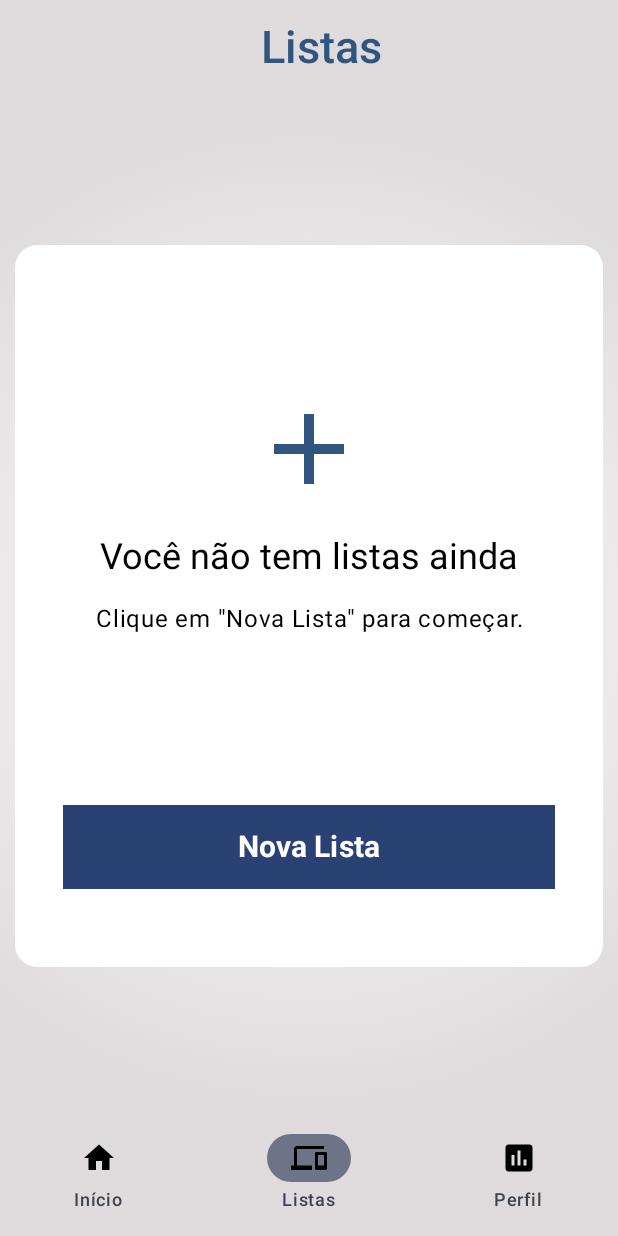
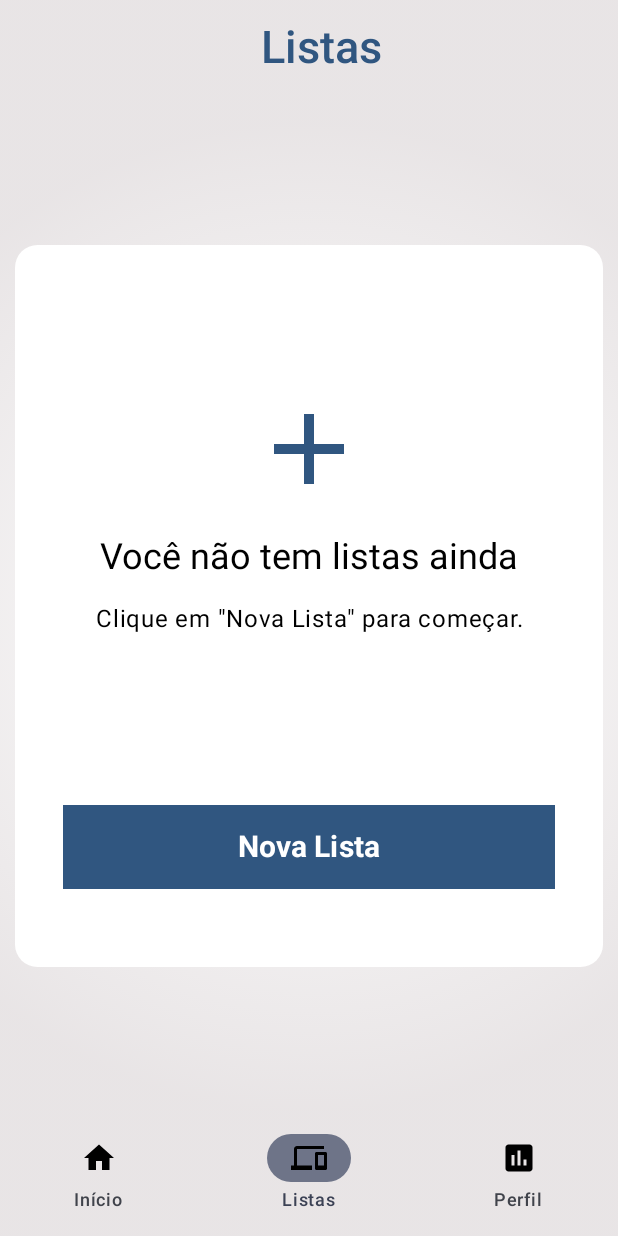
Before and after one commit to bitlabbr/feiratool, an Android app built with Jetpack Compose: the screen it shows after launch (MainActivity), item 2 of the bottom bar chosen, on a phone screen of 412 x 824 dp. Run offline under Robolectric (Android 15) with nearby library versions, the phone set to English and light mode, and no system bars; our stand-ins replace Room's generated code; 1 statement that could not run was skipped.

Commit message:
Fix colors on ListCard on ListScreen

```diff
--- a/app/src/main/java/com/recife/bill/feiratool/view/ui/components/Graphics.kt
+++ b/app/src/main/java/com/recife/bill/feiratool/view/ui/components/Graphics.kt
@@ -32,7 +32,7 @@ fun CustomDivider() {
     Divider(
         modifier = Modifier.padding(vertical = 1.dp, horizontal = 16.dp),
         thickness = 1.dp,
-        color = MaterialTheme.colorScheme.outline.copy(alpha = 0.2f)
+        color = Color.Black.copy(alpha = 0.2f)
     )
 }
 
--- a/app/src/main/java/com/recife/bill/feiratool/view/ui/screens/ListsScreen.kt
+++ b/app/src/main/java/com/recife/bill/feiratool/view/ui/screens/ListsScreen.kt
@@ -108,7 +108,8 @@ fun ListsScreen(
                             ) {
                                 RectButton(
                                     text = "Nova Lista",
-                                    onClick = { navController.navigate(Screen.NewList.route) }
+                                    onClick = { navController.navigate(Screen.NewList.route) },
+                                    colors = defaultButtonColors()
                                 )
                             }
                             Spacer(modifier = Modifier.padding(vertical = 10.dp))
--- a/app/src/main/java/com/recife/bill/feiratool/view/ui/screens/MainScreen.kt
+++ b/app/src/main/java/com/recife/bill/feiratool/view/ui/screens/MainScreen.kt
@@ -1,7 +1,6 @@
 package com.recife.bill.feiratool.view.ui.screens
 
 import androidx.activity.ComponentActivity
-import androidx.compose.foundation.isSystemInDarkTheme
 import androidx.compose.foundation.layout.Box
 import androidx.compose.foundation.layout.fillMaxSize
 import androidx.compose.foundation.layout.fillMaxWidth
@@ -29,7 +28,6 @@ import com.ifpe.edu.br.common.components.CustomNavigationBar
 import com.ifpe.edu.br.common.components.CustomText
 import com.ifpe.edu.br.common.components.CustomTopBar
 import com.ifpe.edu.br.common.components.GradientBackground
-import com.recife.bill.feiratool.view.ui.theme.appBackgroundGradientDark
 import com.recife.bill.feiratool.view.ui.theme.appBackgroundGradientLight
 import com.recife.bill.feiratool.view.ui.theme.tb_primary_light
 import com.recife.bill.feiratool.viewmodel.AirPowerViewModel
@@ -85,6 +83,7 @@ fun MainScreen(
                     if (shouldShowBottomBar) {
                         CustomNavigationBar(
                             backgroundColor = Color.Transparent,
+                            contentColor = tb_primary_light,
                             navController = navController,
                             items = listOf(
                                 BottomNavItem.Home,
@@ -96,8 +95,7 @@ fun MainScreen(
                 }
             ) { innerPadding ->
                 GradientBackground(
-                    if (isSystemInDarkTheme()) appBackgroundGradientDark
-                    else appBackgroundGradientLight
+                    appBackgroundGradientLight
                 )
                 NavHostContainer(
                     navController = navController,
--- a/app/src/main/java/com/recife/bill/feiratool/view/ui/theme/Color.kt
+++ b/app/src/main/java/com/recife/bill/feiratool/view/ui/theme/Color.kt
@@ -12,7 +12,7 @@ val Pink80 = Color(0xFFEFB8C8)
 val Purple40 = Color(0xFF6650a4)
 val PurpleGrey40 = Color(0xFF625b71)
 val Pink40 = Color(0xFF7D5260)
-val app_default_solid_background_light = Color(0xD7DAD6D6)
+val app_default_solid_background_light = Color(0xD7E5E1E1)
 
 val tb_primary_light = Color(0xFF305680)
 val tb_primary_secondary = Color(0xFFEE3838)
```
Also changed, not shown: app/src/main/java/com/recife/bill/feiratool/view/ui/components/ShoppListCard.kt (+24 -26 lines).
